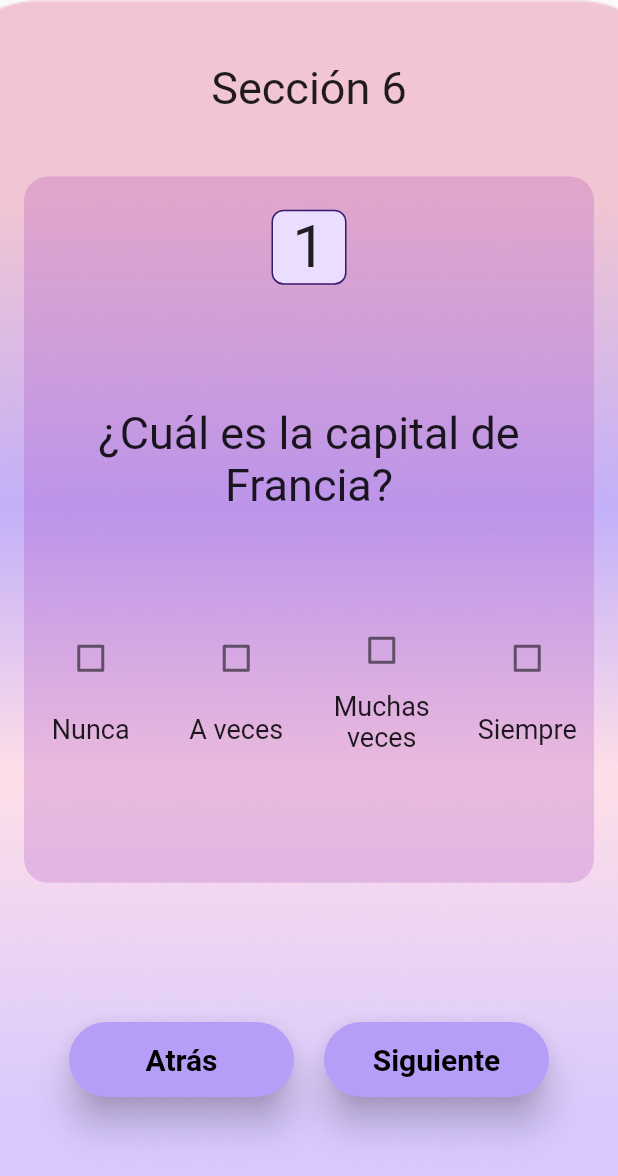
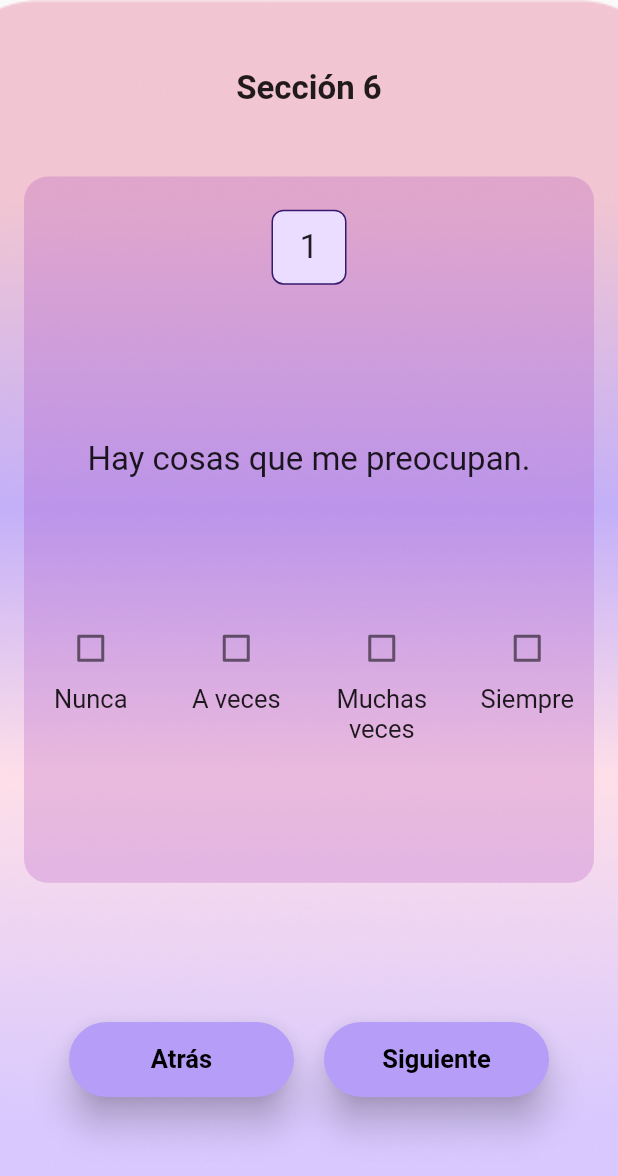
Before and after one commit to FranciscoTxz/DMD_exrta, a Flutter app: the screen it shows after launch, on a phone screen of 412 x 824 dp. Shown: the top 1176 px of the screen. Run offline on Flutter 3.47's test engine with Material 2 defaults, Android fonts, the phone set to English and light mode, and no system bars.

Commit message:
se agregaron preguntas seccion 6 y 7

```diff
--- a/preguntas6_10/lib/main.dart
+++ b/preguntas6_10/lib/main.dart
@@ -38,7 +38,8 @@ class Home extends StatefulWidget {
 
 class _HomeState extends State<Home> {
   int seccion = 6;
-  List<int> numpreguntas = [0, 0, 0, 0, 0, 4, 3, 5, 4, 4];
+  List<int> numpreguntas = [0, 0, 0, 0, 0, 4, 2, 4, 4, 4];
+  int num_pregunta = 0;
   int cnt_pregunta = 0; // Índice de la pregunta seleccionada
   int? opcion_seleccionada; // Variable para almacenar la opción seleccionada
   List<List<String>> preguntas = [
@@ -48,14 +49,99 @@ class _HomeState extends State<Home> {
     [],
     [],
     [
-      '¿Cuál es la capital de Francia?',
-      '¿Quién escribió "Cien años de soledad"?',
-      '¿Cuál es el planeta más grande del sistema solar?',
-      '¿Cuál es el río más largo del mundo?',
-      '¿En qué año se descubrió América?'
+      'Hay cosas que me preocupan.',
+      'Me da miedo la obscuridad',
+      'Cuando tengo un problema siento raro en el estómago.',
+      'Siento temor',
+      'Me daría miedo estar solo(a) en casa.',
+      'Me da miedo presentar un examen. ',
+      'Siento temor o mucho asco si tengo que usar baños públicos.',
+      'Me preocupo cuando estoy lejos de mis padres.',
+      'Tengo miedo de equivocarme enfrente de la gente.',
+      'Me preocupa hacer un mal trabajo en la escuela.',
+      'Me preocupa que algo malo le suceda a alguien de mi familia.',
+      'De repente siento como si no pudiera respirar sin razón alguna.',
+      'Tengo que estar revisando varias veces que las cosas que hago estén bien (como apagar la luz o cerrar la puerta con llave).',
+      'Siento miedo si tengo que dormir solo(a).',
+      'No puedo dejar de pensar en cosas malas o tontas.',
+      'Cuando tengo un problema mi corazón late muy fuerte.',
+      'De repente empiezo a temblar sin razón.',
+      'Me preocupa que algo malo pueda pasarme.',
+      'Me asusta ir al doctor o al dentista.',
+      'Me asustan los lugares altos (como montañas, azoteas, etc). O los elevadores.',
+      'Tengo que pensar en cosas especiales (por ejemplo, pensar en un número o una palabra) que me ayuden a evitar que pase algo malo.',
+      'Me siento asustado(a) si tengo que viajar en carro, autobús o metro.',
+      'Me da miedo estar en lugares donde hay mucha gente (centros comerciales, cines, camiones, parques).',
+      'De repente me siento muy asustado(a) sin razón.',
+      'Me dan miedo los insectos o las arañas.',
+      'De repente me siento mareado(a) sin razón.',
+      'Me da miedo tener que hablar frente a mi salón.',
+      'De repente mi corazón late muy rápido sin razón.',
+      'Me da miedo estar en lugares pequeños y cerrados, como túneles o cuartos pequeños.',
+      'Me molestan pensamientos malos o tontos, o imágenes en mi mente.',
+      'Hay cosas que tengo que hacer de la manera correcta para que no pase nada malo.',
+      'Me daría miedo pasar la noche lejos de mi casa.',
     ],
-    ['D', 'E', 'F'],
-    ['G', 'H', 'I'],
+    [
+      'No tenía ganas de comer',
+      'No podía quitarme la tristeza',
+      'Tenía dificultad para mantener mi mente en lo que hacía',
+      'Me sentía deprimido(a)',
+      'Dormía, pero sin descansar',
+      'Me sentía triste'
+    ],
+    [
+      'r',
+      'r',
+      'r',
+      'r',
+      '',
+      '',
+      '',
+      '',
+      '',
+      '',
+      '',
+      '',
+      '',
+      '',
+      '',
+      '',
+      '',
+      '',
+      '',
+      '',
+      '',
+      '',
+      '',
+      '',
+      '',
+      '',
+      '',
+      '',
+      '',
+      '',
+    ],
+    [
+      '',
+      '',
+      '',
+      '',
+      '',
+      '',
+      '',
+      '',
+      '',
+      '',
+      '',
+      '',
+      '',
+      '',
+      '',
+      '',
+      '',
+      '',
+    ],
   ];
 
   List<List<String>> respuestas = [
@@ -65,13 +151,20 @@ class _HomeState extends State<Home> {
     [],
     [],
     ['Nunca', 'A veces', 'Muchas veces', 'Siempre'],
-    ['D', 'E', 'F'],
-    ['G', 'H', 'I'],
+    ['Si', 'No'],
+    ['Siempre','Casi Siempre','Nunca','Casi nunca'],
+    ['Casi siempre','Algunas veces','Rara vez','Casi nunca'],
   ];
 
   void incrementar_contador() {
     setState(() {
+      num_pregunta++;
       cnt_pregunta++;
+      //Seccion 6, 7, 8, 9
+      if (num_pregunta == 32 || num_pregunta ==38 || num_pregunta == 68 || num_pregunta == 96) {
+        seccion++;
+        cnt_pregunta = 0;
+      }
     });
   }
 
@@ -97,7 +190,7 @@ class _HomeState extends State<Home> {
         buttonText,
         style: TextStyle(
           color: Colors.black,
-          fontSize: 20,
+          fontSize: 17,
           fontWeight: FontWeight.bold,
         ),
       ),
@@ -115,7 +208,8 @@ class _HomeState extends State<Home> {
               child: Text(
                 'Sección ${seccion}', //cambiar
                 style: TextStyle(
-                  fontSize: 30,
+                  fontSize: 22,
+                  fontWeight: FontWeight.bold,
                 ),
               ),
             ),
@@ -148,7 +242,7 @@ class _HomeState extends State<Home> {
                                   child: Text(
                                     '${cnt_pregunta + 1}',
                                     style: TextStyle(
-                                      fontSize: 40,
+                                      fontSize: 22,
                                     ),
                                   ),
                                 ),
@@ -171,7 +265,7 @@ class _HomeState extends State<Home> {
                               child: Text(
                                 '${preguntas[seccion - 1][cnt_pregunta]}',
                                 textAlign: TextAlign.center,
-                                style: TextStyle(fontSize: 30),
+                                style: TextStyle(fontSize: 22),
                               ),
                             ),
                           ),
@@ -203,7 +297,6 @@ class _HomeState extends State<Home> {
                           child: Container(
                             padding: EdgeInsets.all(8),
                             child: Column(
-                              mainAxisAlignment: MainAxisAlignment.spaceAround,
                               children: [
                                 Checkbox(
                                   value: opcion_seleccionada == index,
@@ -219,7 +312,7 @@ class _HomeState extends State<Home> {
                                 Text(
                                   '${respuestas[seccion - 1][index]}',
                                   textAlign: TextAlign.center,
-                                  style: TextStyle(fontSize: 18),
+                                  style: TextStyle(fontSize: 17),
                                 ),
                               ],
                             ),
```
